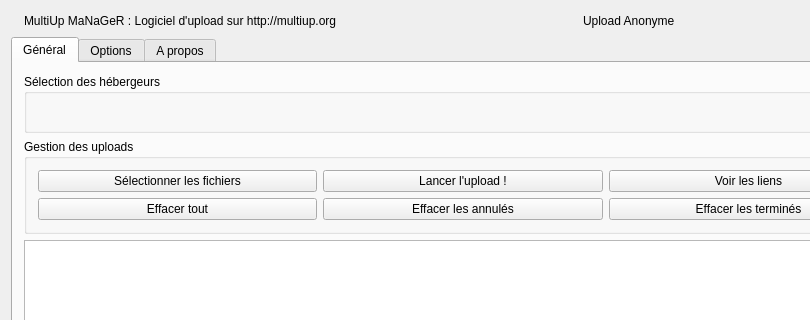
Before: the Qt Designer form mainwindow.ui in ysard/MultiupMaNaGeR, drawn with Qt 5; both pictures show x 0 to 810 and y 0 to 320 of the 926 by 705 pixel window.
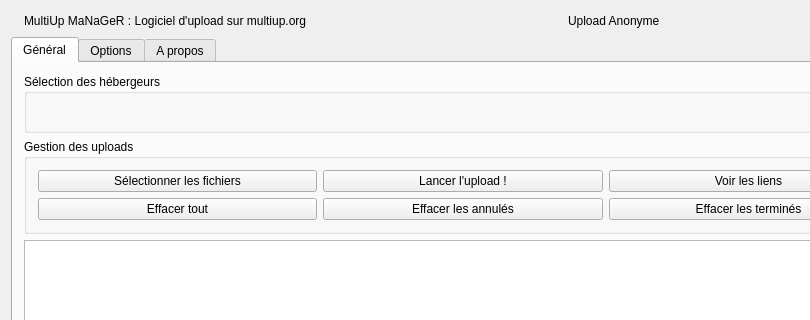
After: the same form once the commit is applied. Icons and pictures are not drawn.

The edit to the form file:
```diff
--- a/mainwindow.ui
+++ b/mainwindow.ui
@@ -36,7 +36,7 @@
       <item>
        <widget class="QLabel" name="label_3">
         <property name="text">
-         <string>MultiUp MaNaGeR : Logiciel d'upload sur http://multiup.org</string>
+         <string>MultiUp MaNaGeR : Logiciel d'upload sur multiup.org</string>
         </property>
        </widget>
       </item>
```
